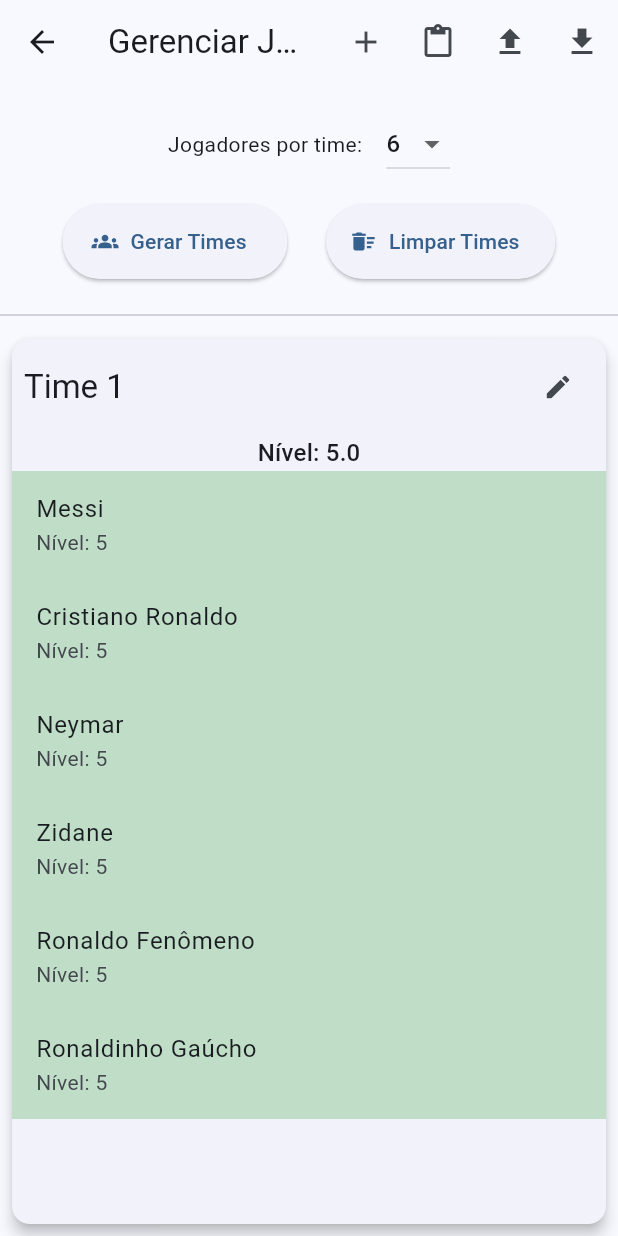
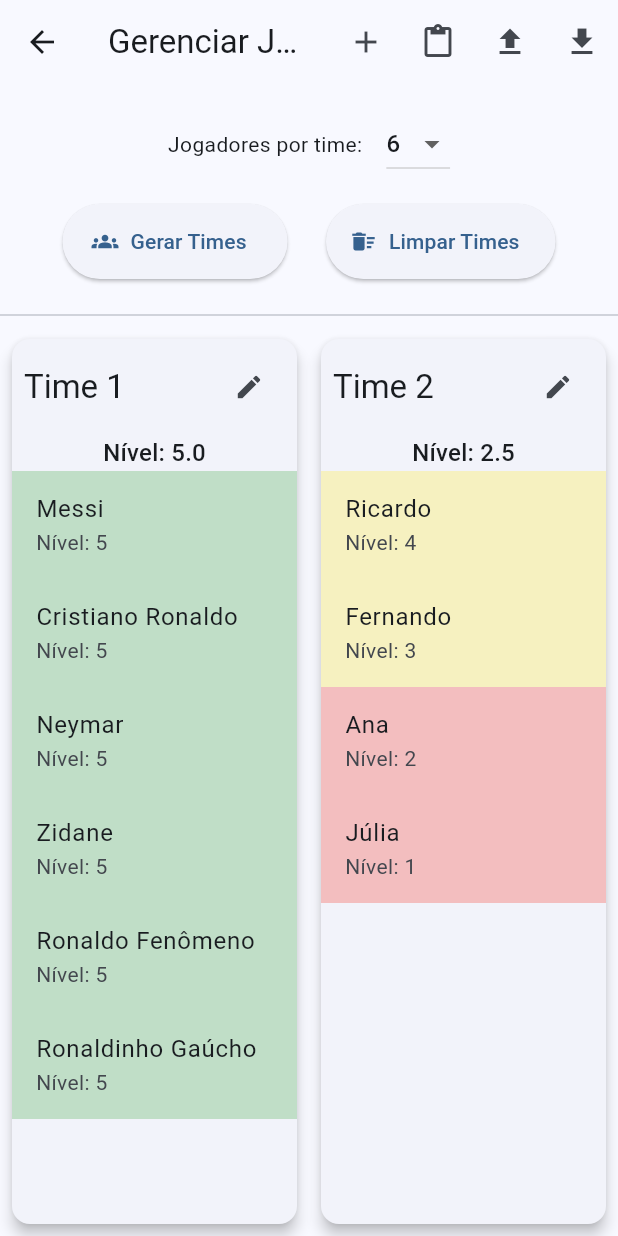
Before and after one commit to arycomputer/voleyapp, a Flutter app: the TeamBuilderScreen screen opened directly, after a tap on "Gerar Times", on a phone screen of 412 x 824 dp. Run offline on Flutter 3.47's test engine with Material 3 defaults, Android fonts, the phone set to English and light mode, and no system bars; our stand-ins replace csv, file_picker, shared_preferences; missing offline and left inert: file_saver, flex_color_picker, universal_html; accounts and stored records are empty.

Commit message:
versao final 1

```diff
--- a/lib/providers/player_provider.dart
+++ b/lib/providers/player_provider.dart
@@ -269,6 +269,7 @@ class PlayerProvider with ChangeNotifier {
     _players.sort((a, b) => b.nivel.compareTo(a.nivel));
 
     final int numTeams = (_players.length / _playersPerTeam).floor();
+    final int remainingPlayers = _players.length % _playersPerTeam;
 
     if (numTeams < 1) {
       _teams = [];
@@ -276,8 +277,7 @@ class PlayerProvider with ChangeNotifier {
       return;
     }
 
-    final List<Jogador> playersToDistribute =
-        _players.sublist(0, numTeams * _playersPerTeam);
+    final List<Jogador> playersToDistribute = List.from(_players);
 
     _teams = List.generate(
       numTeams,
@@ -286,7 +286,8 @@ class PlayerProvider with ChangeNotifier {
 
     int currentTeam = 0;
     bool forward = true;
-    for (final player in playersToDistribute) {
+    for (int i = 0; i < numTeams * _playersPerTeam; i++) {
+      final player = playersToDistribute[i];
       (_teams[currentTeam]['players'] as List<Jogador>).add(player);
 
       if (forward) {
@@ -302,6 +303,14 @@ class PlayerProvider with ChangeNotifier {
           currentTeam++;
         }
       }
+    }
+
+    if (remainingPlayers > 0) {
+      final remainingPlayersList = playersToDistribute.sublist(numTeams * _playersPerTeam);
+      _teams.add({
+        'name': 'Time ${numTeams + 1}',
+        'players': remainingPlayersList,
+      });
     }
 
     notifyListeners();
--- a/lib/screens/placar_screen.dart
+++ b/lib/screens/placar_screen.dart
@@ -387,7 +387,13 @@ class PlacarScreenState extends State<PlacarScreen> {
     return Scaffold(
       backgroundColor: settingsProvider.backgroundColor,
       body: SafeArea(
-        child: Stack(
+        child: Consumer<PlayerProvider>(
+          builder: (context, playerProvider, child) {
+            final teams = playerProvider.teams;
+            _teamAName = teams.isNotEmpty ? teams[0]['name'] : "Time A";
+            _teamBName = teams.length > 1 ? teams[1]['name'] : "Time B";
+
+            return Stack(
               children: [
                 Row(
                   children: [
@@ -424,6 +430,8 @@ class PlacarScreenState extends State<PlacarScreen> {
                     },
                   ),
               ],
+            );
+          },
         ),
       ),
     );
```
Lines whose indentation alone changed are shown as unchanged.
